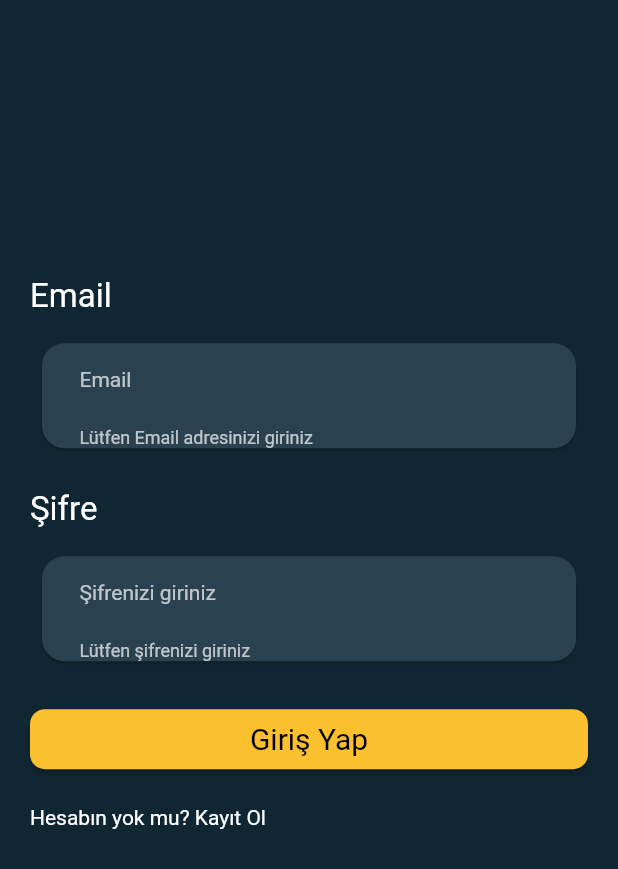
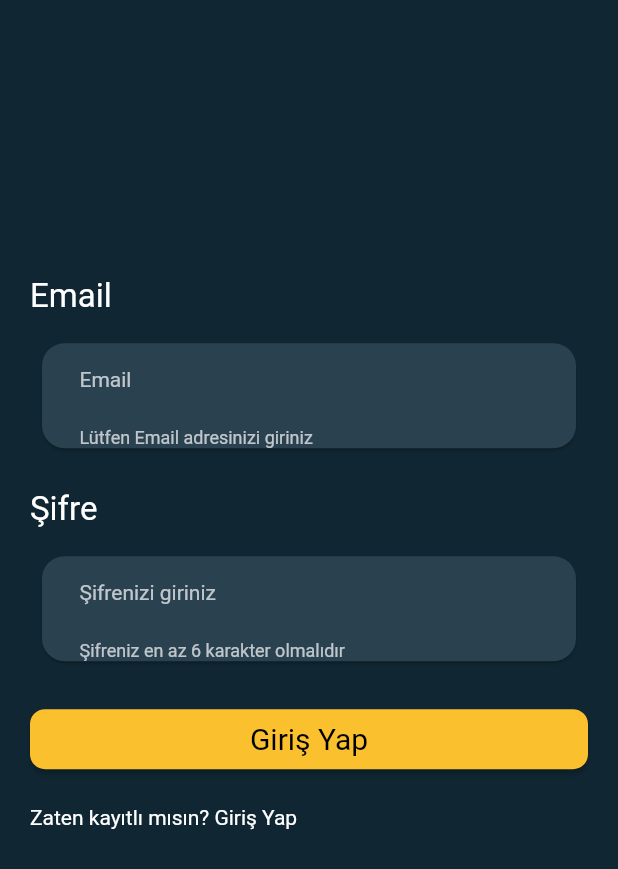
Before and after one commit to bugragoksu/corvento, a Flutter app: the screen it shows after launch, item 3 of the bottom bar chosen, after a tap on "Giriş Yap", on a phone screen of 412 x 824 dp. Shown: the top 869 px of the screen. Run offline on Flutter 3.47's test engine with Material 2 defaults, Android fonts, the phone set to English and light mode, and no system bars; our stand-ins replace cloud_firestore, font_awesome_flutter, get_it, shared_preferences; accounts and stored records are empty.

Commit message:
login/register page to one sign page

```diff
--- a/lib/src/config/router.dart
+++ b/lib/src/config/router.dart
@@ -1,6 +1,5 @@
 import 'package:eventapp/src/model/event.dart';
-import 'package:eventapp/src/ui/screen/auth/login_page.dart';
-import 'package:eventapp/src/ui/screen/auth/register_page.dart';
+import 'package:eventapp/src/ui/screen/auth/sign_page.dart';
 import 'package:eventapp/src/ui/screen/bookmarks_page.dart';
 import 'package:eventapp/src/ui/screen/category_page.dart';
 import 'package:eventapp/src/ui/screen/event_detail_page.dart';
@@ -32,10 +31,8 @@ class Router {
         return MaterialPageRoute(builder: (_) => CategoryPage());
       case '/eventsbycategoryPage':
         return MaterialPageRoute(builder: (_) => EventByCategoryPage());
-      case '/login':
-        return MaterialPageRoute(builder: (_) => LoginPage());
-      case '/register':
-        return MaterialPageRoute(builder: (_) => RegisterPage());
+      case '/signPage':
+        return MaterialPageRoute(builder: (_) => SignPage());
 
       default:
         return MaterialPageRoute(
--- a/lib/src/ui/screen/auth/login_page.dart
+++ /dev/null
@@ -1,139 +0,0 @@
-import 'package:eventapp/src/config/constant.dart';
-import 'package:flutter/material.dart';
-
-class LoginPage extends StatelessWidget {
-  final _formKey = GlobalKey<FormState>();
-  @override
-  Widget build(BuildContext context) {
-    return Scaffold(
-      backgroundColor: appColor,
-      body: Container(
-        padding: EdgeInsets.all(20),
-        height: double.infinity,
-        width: double.infinity,
-        color: Colors.transparent,
-        child: SingleChildScrollView(
-          physics: BouncingScrollPhysics(),
-          child: Form(
-            key: _formKey,
-            child: Column(
-              crossAxisAlignment: CrossAxisAlignment.start,
-              children: <Widget>[
-                SizedBox(
-                  height: MediaQuery.of(context).size.height / 5,
-                ),
-                Text(
-                  "Email",
-                  style: TextStyle(color: Colors.white, fontSize: 22),
-                ),
-                SizedBox(
-                  height: 10,
-                ),
-                Padding(
-                  padding: const EdgeInsets.all(8.0),
-                  child: Material(
-                    color: appTransparentColor,
-                    elevation: 1,
-                    borderRadius: BorderRadius.all(Radius.circular(15)),
-                    child: TextFormField(
-                      validator: (value) {
-                        if (value.isEmpty) {
-                          return 'Lütfen Email adresinizi giriniz';
-                        }
-                        return null;
-                      },
-                      style: TextStyle(color: Colors.white),
-                      onChanged: (value) {},
-                      cursorColor: appYellow,
-                      decoration: InputDecoration(
-                          errorStyle: TextStyle(color: Colors.white70),
-                          hintText: "Email",
-                          hintStyle:
-                              TextStyle(color: Colors.white70, fontSize: 14),
-                          border: InputBorder.none,
-                          contentPadding: EdgeInsets.symmetric(
-                              horizontal: 25, vertical: 13)),
-                    ),
-                  ),
-                ),
-                SizedBox(
-                  height: 20,
-                ),
-                Text(
-                  "Şifre",
-                  style: TextStyle(color: Colors.white, fontSize: 22),
-                ),
-                SizedBox(
-                  height: 10,
-                ),
-                Padding(
-                  padding: const EdgeInsets.all(8.0),
-                  child: Material(
-                    color: appTransparentColor,
-                    elevation: 1,
-                    borderRadius: BorderRadius.all(Radius.circular(15)),
-                    child: TextFormField(
-                      validator: (value) {
-                        if (value.isEmpty) {
-                          return 'Lütfen şifrenizi giriniz';
-                        }
-                        return null;
-                      },
-                      style: TextStyle(color: Colors.white),
-                      onChanged: (value) {},
-                      cursorColor: appYellow,
-                      decoration: InputDecoration(
-                          errorStyle: TextStyle(color: Colors.white70),
-                          hintText: "Şifrenizi giriniz",
-                          hintStyle:
-                              TextStyle(color: Colors.white70, fontSize: 14),
-                          border: InputBorder.none,
-                          contentPadding: EdgeInsets.symmetric(
-                              horizontal: 25, vertical: 13)),
-                    ),
-                  ),
-                ),
-                SizedBox(
-                  height: 20,
-                ),
-                MaterialButton(
-                  padding: const EdgeInsets.all(.0),
-                  shape: RoundedRectangleBorder(
-                      borderRadius: BorderRadius.circular(10.0)),
-                  child: Text(
-                    "Giriş Yap",
-                    style: TextStyle(
-                      fontSize: 20,
-                      color: Colors.black,
-                    ),
-                  ),
-                  color: Colors.yellow.shade700,
-                  height: 40,
-                  minWidth: double.infinity,
-                  onPressed: () {
-                    if (_formKey.currentState.validate()) {
-                      //login
-                    }
-                  },
-                ),
-                SizedBox(
-                  height: 20,
-                ),
-                GestureDetector(
-                  onTap: () {
-                    Navigator.pushNamedAndRemoveUntil(
-                        context, "/register", (Route<dynamic> route) => false);
-                  },
-                  child: Text(
-                    "Hesabın yok mu? Kayıt Ol",
-                    style: TextStyle(color: Colors.white),
-                  ),
-                )
-              ],
-            ),
-          ),
-        ),
-      ),
-    );
-  }
-}
--- a/lib/src/ui/screen/auth/register_page.dart
+++ b/lib/src/ui/screen/auth/sign_page.dart
@@ -1,8 +1,28 @@
 import 'package:eventapp/src/config/constant.dart';
 import 'package:flutter/material.dart';
 
-class RegisterPage extends StatelessWidget {
+class SignPage extends StatefulWidget {
+  @override
+  _SignPageState createState() => _SignPageState();
+}
+
+class _SignPageState extends State<SignPage> {
   final _formKey = GlobalKey<FormState>();
+
+  String _email, _pass;
+  bool isLoginForm;
+  @override
+  void initState() {
+    isLoginForm = false;
+    super.initState();
+  }
+
+  void changePage() {
+    setState(() {
+      isLoginForm = !isLoginForm;
+    });
+  }
+
   @override
   Widget build(BuildContext context) {
     return Scaffold(
@@ -36,6 +56,7 @@ class RegisterPage extends StatelessWidget {
                     elevation: 1,
                     borderRadius: BorderRadius.all(Radius.circular(15)),
                     child: TextFormField(
+                      onSaved: (val) => _email = val,
                       validator: (value) {
                         if (value.isEmpty) {
                           return 'Lütfen Email adresinizi giriniz';
@@ -73,9 +94,10 @@ class RegisterPage extends StatelessWidget {
                     elevation: 1,
                     borderRadius: BorderRadius.all(Radius.circular(15)),
                     child: TextFormField(
+                      onSaved: (val) => _pass = val,
                       validator: (value) {
-                        if (value.isEmpty) {
-                          return 'Lütfen şifrenizi giriniz';
+                        if (value.length < 6) {
+                          return 'Şifreniz en az 6 karakter olmalıdır';
                         }
                         return null;
                       },
@@ -101,7 +123,7 @@ class RegisterPage extends StatelessWidget {
                   shape: RoundedRectangleBorder(
                       borderRadius: BorderRadius.circular(10.0)),
                   child: Text(
-                    "Kayıt Ol",
+                    isLoginForm ? "Kayıt Ol" : "Giriş Yap",
                     style: TextStyle(
                       fontSize: 20,
                       color: Colors.black,
@@ -121,11 +143,12 @@ class RegisterPage extends StatelessWidget {
                 ),
                 GestureDetector(
                   onTap: () {
-                    Navigator.pushNamedAndRemoveUntil(
-                        context, "/login", (Route<dynamic> route) => false);
+                    changePage();
                   },
                   child: Text(
-                    "Zaten kayıtlı mısın? Giriş Yap",
+                    isLoginForm
+                        ? "Henüz hesabın yok mu? Kayıt ol"
+                        : "Zaten kayıtlı mısın? Giriş Yap",
                     style: TextStyle(color: Colors.white),
                   ),
                 )
--- a/lib/src/ui/screen/home_page.dart
+++ b/lib/src/ui/screen/home_page.dart
@@ -94,7 +94,7 @@ class HomePage extends StatelessWidget {
           _eventViewModel.getBookmarkedEvents(events);
           Navigator.pushNamed(context, "/bookmarkPage");
         } else if (index == 2) {
-          Navigator.pushNamed(context, "/login");
+          Navigator.pushNamed(context, "/signPage");
         }
       },
       iconSize: 26,
```
